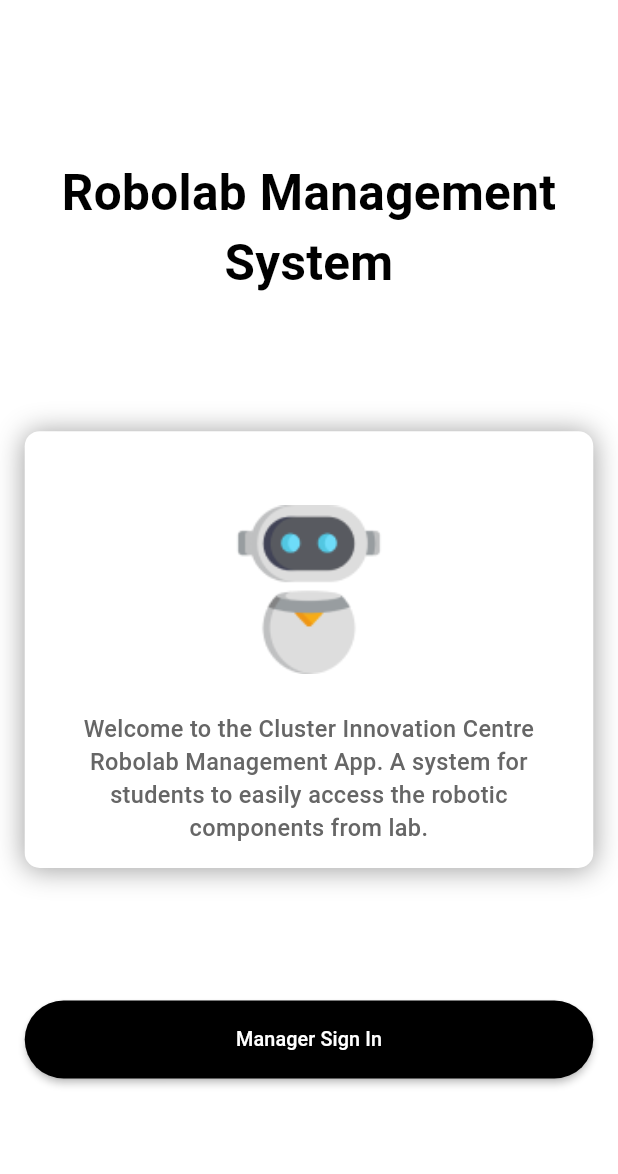
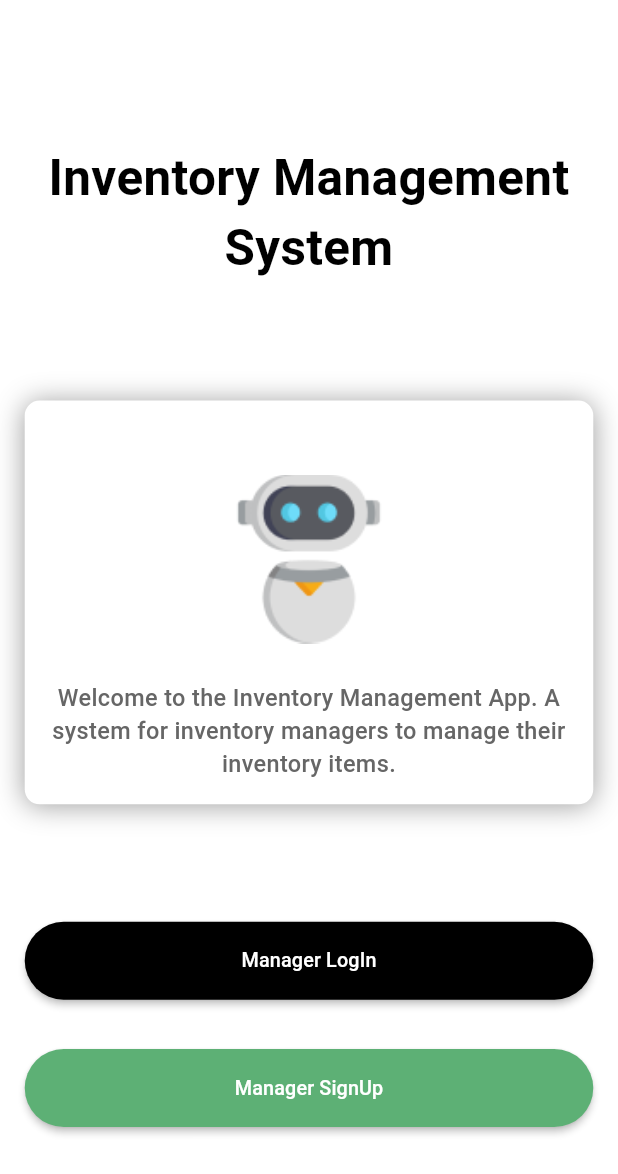
Before and after one commit to shivangsorout/robolab_inventory_management, a Flutter app: the screen it shows after launch, on a phone screen of 412 x 824 dp. Shown: the top 1174 px of the screen. Run offline on Flutter 3.47's test engine with Material 3 defaults, Android fonts, the phone set to English and light mode, and no system bars; our stand-ins replace cloud_firestore, firebase_auth, firebase_core, flutter_typeahead, modal_progress_hud_nsn, shared_preferences; accounts and stored records are empty; generated files the repository leaves out were written again.

Commit message:
added forgot password and email verification screen

```diff
--- a/lib/custom_widgets/alert_message.dart
+++ b/lib/custom_widgets/alert_message.dart
@@ -12,6 +12,8 @@ class AlertMessage extends StatelessWidget {
   @override
   Widget build(BuildContext context) {
     return AlertDialog(
+      backgroundColor: Colors.white,
+      surfaceTintColor: Colors.white,
       content: Text(
         message,
         textAlign: TextAlign.center,
@@ -19,7 +21,6 @@ class AlertMessage extends StatelessWidget {
           fontSize: 3.72 * SizeConfig.textMultiplier!,
           color: Colors.black,
           fontWeight: FontWeight.w500,
-          backgroundColor: Colors.white,
         ),
       ),
       contentPadding: EdgeInsets.symmetric(
--- a/lib/custom_widgets/custom_button.dart
+++ b/lib/custom_widgets/custom_button.dart
@@ -4,6 +4,7 @@ import 'package:rim/size_config.dart';
 class CustomButton extends StatelessWidget {
   final Color backgroundColor;
   final String text;
+  final Color textColor;
   final void Function()? onPressed;
 
   const CustomButton({
@@ -11,6 +12,7 @@ class CustomButton extends StatelessWidget {
     required this.backgroundColor,
     required this.text,
     required this.onPressed,
+    this.textColor = Colors.white,
   }) : super(key: key);
 
   @override
@@ -29,7 +31,7 @@ class CustomButton extends StatelessWidget {
         text,
         style: TextStyle(
           fontSize: 1.6 * SizeConfig.heightMultiplier!,
-          color: Colors.white,
+          color: textColor,
         ),
       ),
     );
--- a/lib/main.dart
+++ b/lib/main.dart
@@ -5,12 +5,14 @@ import 'package:provider/provider.dart';
 import 'package:rim/firebase_options.dart';
 import 'package:rim/screens/add_item_screen.dart';
 import 'package:rim/screens/available_stock_screen.dart';
+import 'package:rim/screens/forgot_password_screen.dart';
 import 'package:rim/screens/history_screen.dart';
 import 'package:rim/screens/home_screen.dart';
 import 'package:rim/screens/issue_items_screen.dart';
 import 'package:rim/screens/manager_signin_screen.dart';
 import 'package:rim/screens/return_items_screen.dart';
 import 'package:rim/screens/update_stock_screen.dart';
+import 'package:rim/screens/verify_email_screen.dart';
 import 'package:rim/screens/welcome_screen.dart';
 import 'package:rim/services/app_service.dart';
 import 'package:rim/size_config.dart';
@@ -49,8 +51,9 @@ class RobolabManagement extends StatelessWidget {
                 debugShowCheckedModeBanner: false,
                 initialRoute: WelcomeScreen.id,
                 routes: {
-                  WelcomeScreen.id: (context) => WelcomeScreen(),
-                  ManagerSignInScreen.id: (context) => ManagerSignInScreen(),
+                  WelcomeScreen.id: (context) => const WelcomeScreen(),
+                  ManagerSignInScreen.id: (context) =>
+                      const ManagerSignInScreen(),
                   HomeScreen.id: (context) => HomeScreen(),
                   AvailableStockScreen.id: (context) => AvailableStockScreen(),
                   UpdateStockScreen.id: (context) => UpdateStockScreen(),
@@ -58,6 +61,9 @@ class RobolabManagement extends StatelessWidget {
                   IssueItemsScreen.id: (context) => IssueItemsScreen(),
                   ReturnItemsScreen.id: (context) => ReturnItemsScreen(),
                   HistoryScreen.id: (context) => HistoryScreen(),
+                  ForgotPasswordScreen.id: (context) =>
+                      const ForgotPasswordScreen(),
+                  VerifyEmailScreen.id: (context) => const VerifyEmailScreen(),
                 },
               );
             },
--- a/lib/screens/welcome_screen.dart
+++ b/lib/screens/welcome_screen.dart
@@ -1,13 +1,16 @@
+import 'package:firebase_auth/firebase_auth.dart';
 import 'package:flutter/material.dart';
-import 'package:rim/constants.dart';
 import 'package:rim/custom_widgets/custom_button.dart';
 import 'package:rim/screens/home_screen.dart';
 import 'package:rim/screens/manager_signin_screen.dart';
+import 'package:rim/screens/verify_email_screen.dart';
 import 'package:rim/services/shared_preferences_repository.dart';
 import 'package:rim/size_config.dart';
 
 class WelcomeScreen extends StatefulWidget {
   static const String id = 'welcome_screen';
+
+  const WelcomeScreen({Key? key}) : super(key: key);
 
   @override
   State<WelcomeScreen> createState() => _WelcomeScreenState();
@@ -38,17 +41,23 @@ class _WelcomeScreenState extends State<WelcomeScreen> {
           });
         }
         if (isLoggedIn) {
-          Future.delayed(const Duration(seconds: 2), () {
-            Navigator.popAndPushNamed(context, HomeScreen.id);
-          });
+          if (FirebaseAuth.instance.currentUser!.emailVerified) {
+            Navigator.of(context).pushNamedAndRemoveUntil(
+              HomeScreen.id,
+              (route) => false,
+            );
+          } else {
+            Navigator.of(context).pushNamedAndRemoveUntil(
+              VerifyEmailScreen.id,
+              (route) => false,
+            );
           }
-        Future.delayed(const Duration(seconds: 3), () {
+        }
         if (mounted) {
           setState(() {
             isLoading = false;
           });
         }
-        });
       },
     );
   }
@@ -69,17 +78,23 @@ class _WelcomeScreenState extends State<WelcomeScreen> {
             horizontal: 4 * SizeConfig.widthMultiplier!,
             vertical: 2 * SizeConfig.heightMultiplier!,
           ),
+          child: SingleChildScrollView(
             child: Column(
-            mainAxisAlignment: MainAxisAlignment.spaceEvenly,
               children: [
+                SizedBox(
+                  height: 9.5 * SizeConfig.heightMultiplier!,
+                ),
                 Text(
-                'Robolab Management System',
+                  'Inventory Management System',
                   textAlign: TextAlign.center,
                   style: TextStyle(
                     color: Colors.black,
                     fontSize: SizeConfig.textMultiplier! * 4,
                     fontWeight: FontWeight.w600,
                   ),
+                ),
+                SizedBox(
+                  height: 9.5 * SizeConfig.heightMultiplier!,
                 ),
                 Container(
                   decoration: BoxDecoration(
@@ -110,7 +125,7 @@ class _WelcomeScreenState extends State<WelcomeScreen> {
                         ),
                       ),
                       Text(
-                      'Welcome to the Cluster Innovation Centre Robolab Management App. A system for students to easily access the robotic components from lab.',
+                        'Welcome to the Inventory Management App. A system for inventory managers to manage their inventory items.',
                         textAlign: TextAlign.center,
                         style: TextStyle(
                           fontSize: 1.9 * SizeConfig.heightMultiplier!,
@@ -121,6 +136,9 @@ class _WelcomeScreenState extends State<WelcomeScreen> {
                     ],
                   ),
                 ),
+                SizedBox(
+                  height: 9.5 * SizeConfig.heightMultiplier!,
+                ),
                 isLoading
                     ? const SizedBox(
                         height: 20,
@@ -130,17 +148,41 @@ class _WelcomeScreenState extends State<WelcomeScreen> {
                           strokeWidth: 2,
                         ),
                       )
-                  : SizedBox(
+                    : Column(
+                        children: [
+                          SizedBox(
                             width: double.maxFinite,
                             child: CustomButton(
-                        text: 'Manager Sign In',
+                              text: 'Manager LogIn',
                               backgroundColor: Colors.black,
                               onPressed: () {
-                          Navigator.pushNamed(context, ManagerSignInScreen.id);
+                                Navigator.pushNamed(
+                                  context,
+                                  ManagerSignInScreen.id,
+                                );
+                              },
+                            ),
+                          ),
+                          SizedBox(
+                            height: 4 * SizeConfig.heightMultiplier!,
+                          ),
+                          SizedBox(
+                            width: double.maxFinite,
+                            child: CustomButton(
+                              text: 'Manager SignUp',
+                              backgroundColor: const Color(0xff5db075),
+                              onPressed: () {
+                                Navigator.pushNamed(
+                                  context,
+                                  ManagerSignInScreen.id,
+                                );
                               },
                             ),
                           ),
                         ],
+                      ),
+              ],
+            ),
           ),
         ),
       ),
```
Also changed, not shown: lib/screens/forgot_password_screen.dart (added, +170 -0 lines), lib/screens/manager_signin_screen.dart (+60 -11 lines), lib/screens/verify_email_screen.dart (added, +101 -0 lines), lib/utility.dart (added, +9 -0 lines). Lines whose indentation alone changed are shown as unchanged.
